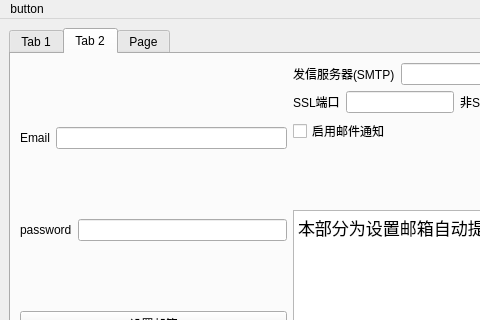
This is src/gui/main_window.ui in PaiPai121/AutoStarRail as Qt 5 draws it before an edit; both pictures show x 0 to 480 and y 0 to 320 of the 653 by 444 pixel window. The edited form follows.
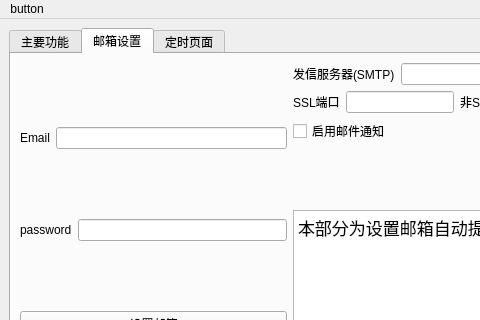
This is the edited form.

Patch:
```diff
--- a/src/gui/main_window.ui
+++ b/src/gui/main_window.ui
@@ -22,7 +22,7 @@
       </property>
       <widget class="QWidget" name="tab_3">
        <attribute name="title">
-        <string>Tab 1</string>
+        <string>主要功能</string>
        </attribute>
        <layout class="QHBoxLayout" name="horizontalLayout_2">
         <item>
@@ -214,7 +214,7 @@
       </widget>
       <widget class="QWidget" name="tab_4">
        <attribute name="title">
-        <string>Tab 2</string>
+        <string>邮箱设置</string>
        </attribute>
        <layout class="QHBoxLayout" name="horizontalLayout_8">
         <item>
@@ -336,7 +336,7 @@
       </widget>
       <widget class="QWidget" name="tab_5">
        <attribute name="title">
-        <string>Page</string>
+        <string>定时页面</string>
        </attribute>
        <layout class="QHBoxLayout" name="horizontalLayout_13">
         <item>
```
